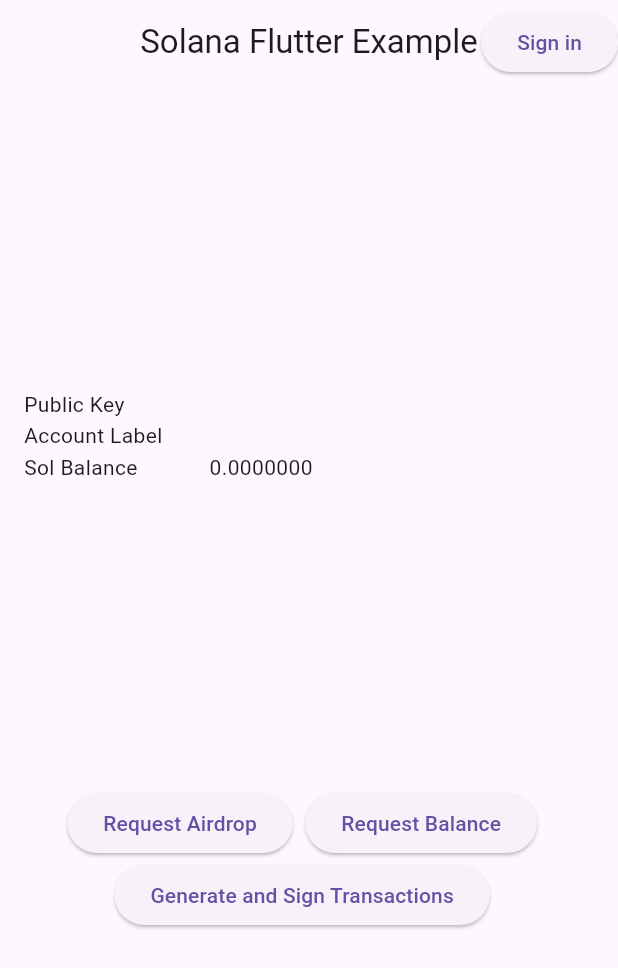
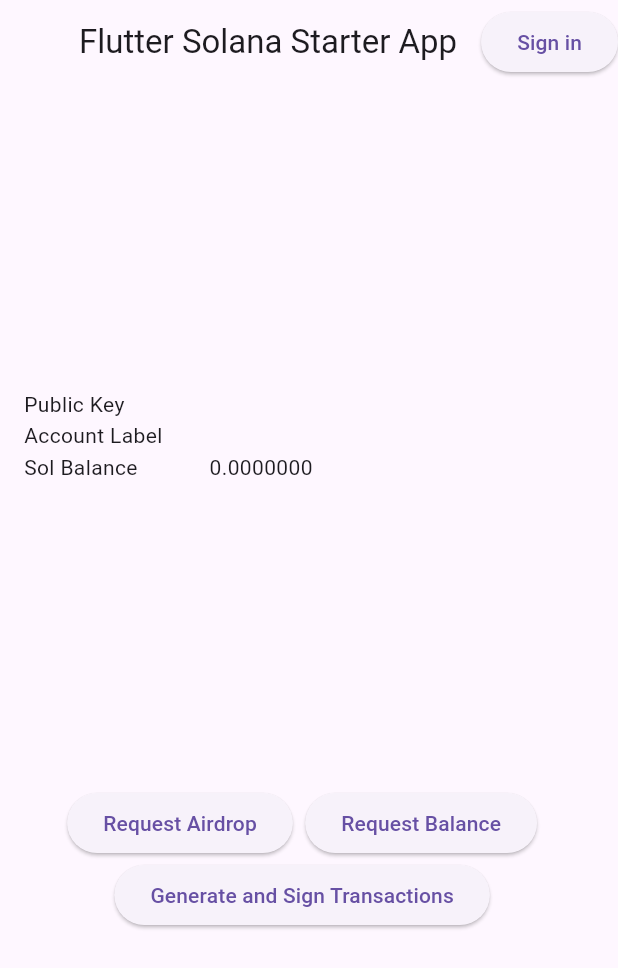
Before and after one commit to violekdev/flutter_solana_starter, a Flutter app: the screen it shows after launch, after a tap on "Generate and Sign Transactions", on a phone screen of 412 x 824 dp. Shown: the top 968 px of the screen. Run offline on Flutter 3.47's test engine with Material 3 defaults, Android fonts, the phone set to English and light mode, and no system bars; our stand-ins replace bloc; missing offline and left inert: solana, solana_mobile_client; generated files the repository leaves out were written again.

Commit message:
Update home.dart
1. Update App Screen Title
2. Update App Identity Name
3. Update App Identity URL

```diff
--- a/lib/home/view/home.dart
+++ b/lib/home/view/home.dart
@@ -50,7 +50,7 @@
 
       /// step 4
       final result = await client.authorize(
-        identityUri: Uri.parse('https://flutter_solana_starter.apmink.com'),
+        identityUri: Uri.parse('https://flutter_solana_starter.example.com'),
         iconUri: Uri.parse('favicon.ico'),
         identityName: 'Flutter Solana Starter App',
         cluster: 'devnet',
@@ -139,9 +139,9 @@
     localScenario.startActivityForResult(null).ignore();
     final client = await localScenario.start();
     final reAuth = await client.reauthorize(
-      identityUri: Uri.parse('https://solana.apmink.com'),
+      identityUri: Uri.parse('https://flutter_solana_starter.example.com'),
       iconUri: Uri.parse('favicon.ico'),
-      identityName: 'Solana App by Apmink',
+      identityName: 'Flutter Solana Starter App',
       authToken: _result!.authToken,
     );
 
@@ -189,7 +189,7 @@
     return MaterialApp(
       home: Scaffold(
         appBar: AppBar(
-          title: const Text('Solana Flutter Example'),
+          title: const Text('Flutter Solana Starter App'),
           centerTitle: true,
           actions: [
             ElevatedButton(
```
